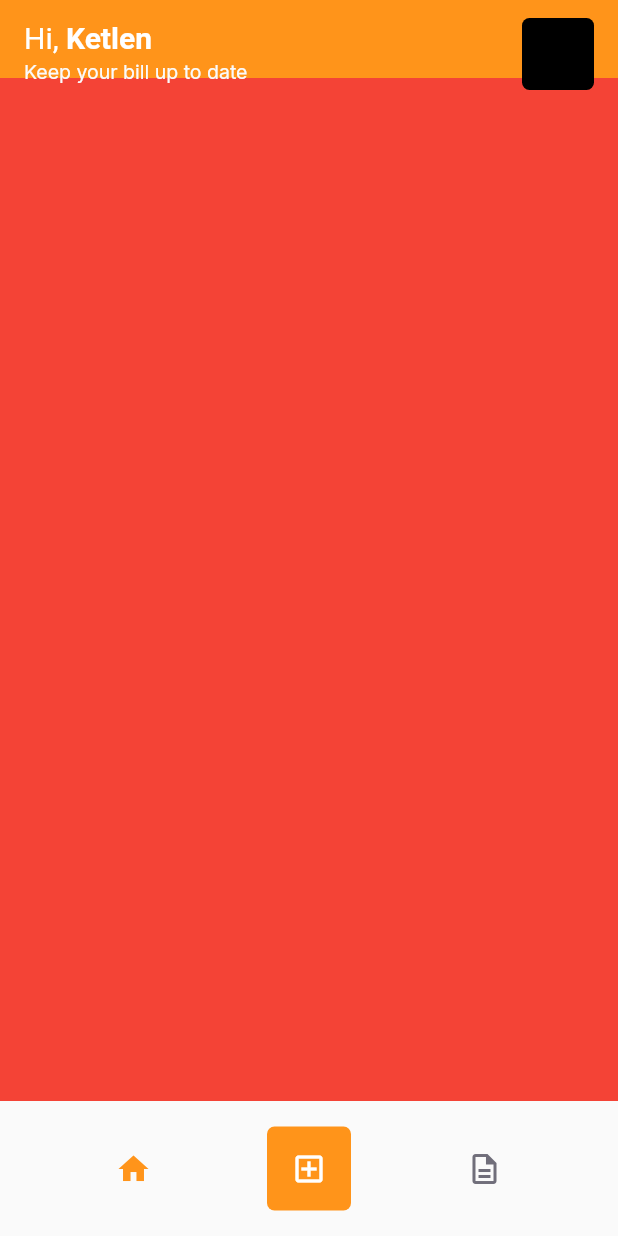
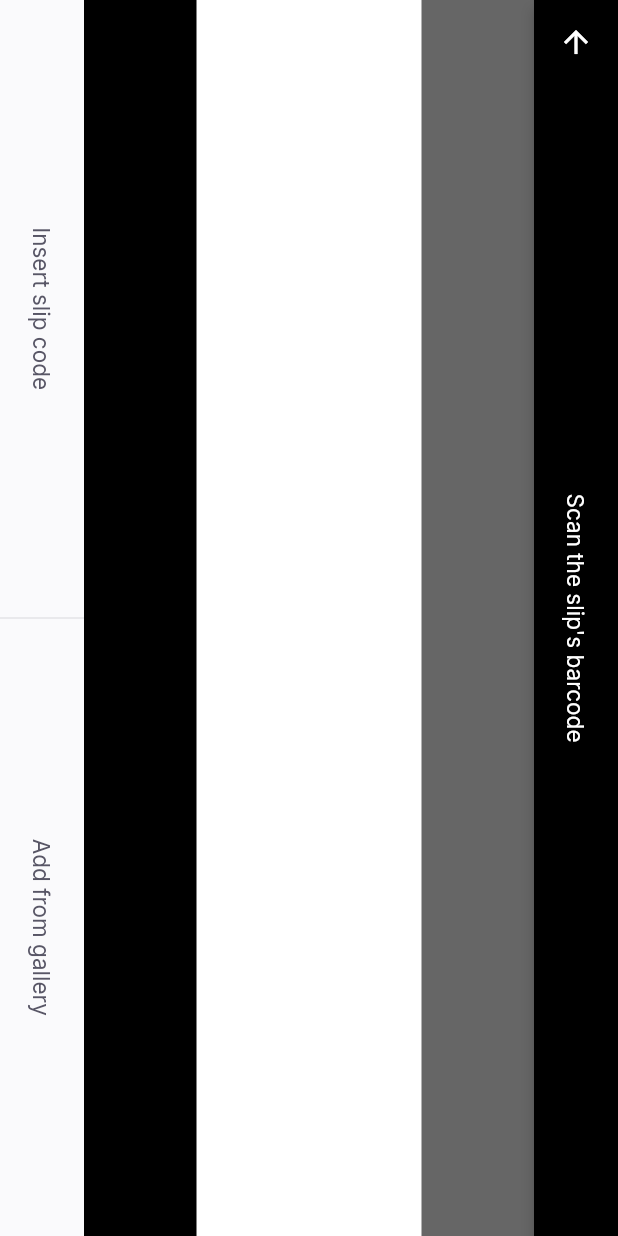
Before and after one commit to KetlenCamille/payflow, a Flutter app: the HomePage screen opened by its route, after a tap on the "add box" icon, on a phone screen of 412 x 824 dp. Run offline on Flutter 3.47's test engine with Material 2 defaults, Android fonts, the phone set to English and light mode, and no system bars; our stand-ins replace camera, firebase_core, google_fonts, google_sign_in, image_picker, shared_preferences; missing offline and left inert: google_ml_kit; accounts and stored records are empty.

Commit message:
Day 04 - Creating BarcodeScanner

```diff
--- /dev/null
+++ b/lib/modules/barcode_scanner/barcode_scanner_controller.dart
@@ -0,0 +1,133 @@
+import 'package:camera/camera.dart';
+import 'package:flutter/foundation.dart';
+import 'package:flutter/material.dart';
+import 'package:google_ml_kit/google_ml_kit.dart';
+import 'package:image_picker/image_picker.dart';
+
+import 'barcode_scanner_status.dart';
+
+class BarcodeScannerController{
+  final statusNotifier = ValueNotifier<BarcodeScannerStatus>(BarcodeScannerStatus());
+
+  BarcodeScannerStatus get status => statusNotifier.value;
+  set status(BarcodeScannerStatus status) => statusNotifier.value = status;
+
+  final barcodeScanner = GoogleMlKit.vision.barcodeScanner();
+
+  void getAvailableCameras() async{
+    try {
+      final response = await availableCameras();
+      final camera = response.firstWhere(
+        (element) => element.lensDirection == CameraLensDirection.back);
+      final cameraController = CameraController(
+        camera,
+        ResolutionPreset.max,
+        enableAudio: false);
+        await cameraController.initialize();
+        status = BarcodeScannerStatus.available(cameraController);
+        scanWithCamera();
+    } catch (e) {
+      status = BarcodeScannerStatus.error(e.toString());
+    }
+  }
+
+  void scanWithCamera(){
+    Future.delayed(Duration(seconds: 10)).then((value) {
+      if(status.cameraController != null){
+        if(status.cameraController!.value.isStreamingImages){
+          status.cameraController!.stopImageStream();
+        }
+        status = BarcodeScannerStatus.error("Timeout splip reading");
+      }
+    });
+    listenCamera();
+  }
+
+  Future<void> scannerBarCode(InputImage inputImage) async{
+    try{
+      if(status.cameraController != null){
+        if(status.cameraController!.value.isStreamingImages){
+          status.cameraController!.stopImageStream();
+        }
+      }
+      final barcodes = await barcodeScanner.processImage(inputImage);
+      var barcode;
+      for(Barcode item in barcodes){
+        barcode = item.value.displayValue;
+      }
+
+      if(barcode != null && status.barcode.isEmpty){
+        status = BarcodeScannerStatus.barcode(barcode);
+        if(status.cameraController != null){
+          status.cameraController!.dispose();
+        }
+        status.cameraController!.dispose();
+      } else {
+        getAvailableCameras();
+      }
+
+      return;
+    }catch(e){
+      print("ERRO DA LEITURA $e");
+    }
+  }
+
+  void scanWithImagePicker() async{
+    await status.cameraController!.stopImageStream();
+    final response = await ImagePicker().getImage(source: ImageSource.gallery);
+    final inputImage = InputImage.fromFilePath(response!.path);
+    scannerBarCode(inputImage);
+  }
+
+  void listenCamera(){
+    if(status.cameraController != null)
+    if(status.cameraController!.value.isStreamingImages == false){
+      status.cameraController!.startImageStream((cameraImage) async{
+        try {
+          final WriteBuffer allBytes = WriteBuffer();
+          for(Plane plane in cameraImage.planes){
+            allBytes.putUint8List(plane.bytes);
+          }
+          final bytes = allBytes.done().buffer.asUint8List();
+          final Size imageSize =
+            Size(cameraImage.width.toDouble(), cameraImage.height.toDouble());
+          final InputImageRotation imageRotation =
+            InputImageRotation.Rotation_0deg;
+          final InputImageFormat inputImageFormat =
+            InputImageFormatMethods.fromRawValue(cameraImage.format.raw) ??
+              InputImageFormat.NV21;
+          final planeData = cameraImage.planes.map(
+            (Plane plane){
+              return InputImagePlaneMetadata(
+                bytesPerRow: plane.bytesPerRow,
+                height: plane.height,
+                width: plane.width,
+              );
+            },
+          ).toList();
+
+          final inputImageData = InputImageData(
+            size: imageSize,
+            imageRotation: imageRotation,
+            inputImageFormat: inputImageFormat,
+            planeData: planeData,
+          );
+
+          final inputImageCamera = InputImage.fromBytes(
+            bytes: bytes, inputImageData: inputImageData);
+            await Future.delayed(Duration(seconds: 3));
+            await scannerBarCode(inputImageCamera);
+        } catch (e) {
+          print(e);
+        }
+      });
+    }
+  }
+  void dispose(){
+    statusNotifier.dispose();
+    barcodeScanner.close();
+    if(status.showCamera){
+      status.cameraController!.dispose();
+    }
+  }
+}
--- /dev/null
+++ b/lib/modules/barcode_scanner/barcode_scanner_page.dart
@@ -0,0 +1,108 @@
+import 'package:flutter/material.dart';
+import 'package:payflow/modules/barcode_scanner/barcode_scanner_controller.dart';
+import 'package:payflow/shared/themes/app_colors.dart';
+import 'package:payflow/shared/themes/app_text_styles.dart';
+import 'package:payflow/shared/widgets/bottom_sheet/bottom_sheet_widget.dart';
+import 'package:payflow/shared/widgets/set_label_buttons/set_label_buttons.dart';
+
+import 'barcode_scanner_status.dart';
+
+class BarcodeScannerPage extends StatefulWidget {
+  const BarcodeScannerPage({ Key? key }) : super(key: key);
+
+  @override
+  _BarcodeScannerPageState createState() => _BarcodeScannerPageState();
+}
+
+class _BarcodeScannerPageState extends State<BarcodeScannerPage> {
+  final controller = BarcodeScannerController();
+  @override
+  void initState() {
+    controller.getAvailableCameras();
+    controller.statusNotifier.addListener(() {
+      if(controller.status.hasBarcode){
+        Navigator.pushReplacementNamed(context, "/insert_boleto");
+      }
+    });
+    super.initState();
+  }
+  @override
+  void dispose() {
+    controller.dispose();
+    super.dispose();
+  }
+  @override
+  Widget build(BuildContext context) {
+    return SafeArea(
+      top: true,
+      bottom: true,
+      left: true,
+      right: true,
+      child: Stack(
+        children: [
+            RotatedBox(
+            quarterTurns: 1,
+            child: Scaffold(
+              backgroundColor: Colors.transparent,
+              appBar: AppBar(
+                backgroundColor: Colors.black,
+                title: Text(
+                  "Scan the slip's barcode",
+                  style: TextStyles.buttonBackground
+                ),
+                centerTitle: true,
+                leading: BackButton(
+                  color: AppColors.background
+                )
+              ),
+              body: Column(
+                children: [
+                  Expanded(
+                    child: Container(
+                      color: Colors.black.withOpacity(0.6)
+                    )
+                  ),
+                  Expanded(
+                    flex: 2,
+                    child: Container(
+                      color: Colors.transparent
+                    )
+                  ),
+                  Expanded(
+                    child: Container(
+                      color: Colors.black
+                    )
+                  )
+                ]
+              ),
+              bottomNavigationBar: SetLabelButtons(
+                primaryLabel: "Insert slip code",
+                primaryOnPressed: (){},
+                secondaryLabel: "Add from gallery",
+                secondaryOnPressed: (){},
+              )
+            ),
+          ),
+           ValueListenableBuilder<BarcodeScannerStatus>(
+            valueListenable: controller.statusNotifier, builder: (_,status,__){
+              if(status.hasError){
+                return BottomSheetWidget(
+                  title: "Could not identify a slip code.",
+                  subtitle: "Try scanning again or enter your slip code.",
+                  primaryLabel: "Scan again",
+                  primaryOnPressed: (){
+                    controller.getAvailableCameras();
+                  },
+                  secondaryLabel: "Enter code",
+                  secondaryOnPressed: (){}
+                );
+              } else {
+                return Container();
+              }
+            },
+          ),
+        ],
+      ),
+    );
+  }
+}
--- /dev/null
+++ b/lib/modules/barcode_scanner/barcode_scanner_status.dart
@@ -0,0 +1,35 @@
+import 'package:camera/camera.dart';
+
+class BarcodeScannerStatus{
+  final bool isCameraAvailable;
+  final String error;
+  final String barcode;
+
+  CameraController? cameraController;
+
+  BarcodeScannerStatus({
+    this.isCameraAvailable = false,
+    this.cameraController,
+    this.error = "",
+    this.barcode = ""
+  });
+
+  factory BarcodeScannerStatus.available(CameraController controller) =>
+    BarcodeScannerStatus(
+      isCameraAvailable: true,
+      cameraController: controller);
+
+  factory BarcodeScannerStatus.error(String message) =>
+    BarcodeScannerStatus(
+      error: message);
+
+  factory BarcodeScannerStatus.barcode(String barcode) =>
+    BarcodeScannerStatus(
+      barcode: barcode);
+
+  bool get showCamera => isCameraAvailable && error.isEmpty;
+
+  bool get hasError => error.isNotEmpty;
+
+  bool get hasBarcode => barcode.isNotEmpty;
+}
--- a/lib/modules/home/home_page.dart
+++ b/lib/modules/home/home_page.dart
@@ -71,7 +71,7 @@ class _HomePageState extends State<HomePage> {
             ),
             GestureDetector(
               onTap: (){
-
+                Navigator.pushNamed(context, "/barcode_scanner");
               },
               child: Container(
                 width: 56,
--- a/lib/shared/app_widget.dart
+++ b/lib/shared/app_widget.dart
@@ -1,17 +1,27 @@
 import 'package:flutter/material.dart';
+import 'package:flutter/services.dart';
+import 'package:payflow/modules/barcode_scanner/barcode_scanner_page.dart';
 import 'package:payflow/modules/home/home_page.dart';
+import 'package:payflow/modules/insert_boleto/insert_boleto_page.dart';
 import 'package:payflow/modules/login/login_page.dart';
 import 'package:payflow/modules/splash/splash_page.dart';
 
 import 'themes/app_colors.dart';
 
 class AppWidget extends StatelessWidget {
+  AppWidget(){
+    SystemChrome.setPreferredOrientations([
+      DeviceOrientation.portraitDown,
+      DeviceOrientation.portraitUp
+    ]);
+  }
   // This widget is the root of your application.
   @override
   Widget build(BuildContext context) {
     return MaterialApp(
       title: 'Pay Flow',
       theme: ThemeData(
+        primarySwatch: Colors.orange,
         primaryColor: AppColors.primary,
       ),
       initialRoute: "/splash",
@@ -19,6 +29,8 @@ class AppWidget extends StatelessWidget {
         "/splash" : (context) => SplashPage(),
         "/home" : (context) => HomePage(),
         "/login" : (context) => LoginPage(),
+        "/barcode_scanner" : (context) => BarcodeScannerPage(),
+        "/insert_boleto" : (context) => InsertBoletoPage(),
       }
     );
   }
--- /dev/null
+++ b/lib/shared/widgets/divider/divider_vertical_widget.dart
@@ -0,0 +1,15 @@
+import 'package:flutter/material.dart';
+import 'package:payflow/shared/themes/app_colors.dart';
+
+class DividerVerticalWidget extends StatelessWidget {
+  const DividerVerticalWidget({ Key? key }) : super(key: key);
+
+  @override
+  Widget build(BuildContext context) {
+    return Container(
+      width: 1,
+      height: double.maxFinite,
+      color: AppColors.stroke
+    );
+  }
+}
--- /dev/null
+++ b/lib/shared/widgets/label_button/label_button.dart
@@ -0,0 +1,24 @@
+import 'package:flutter/material.dart';
+import 'package:payflow/shared/themes/app_text_styles.dart';
+
+class LabelButton extends StatelessWidget {
+  final String label;
+  final VoidCallback onPressed;
+  final TextStyle? style;
+
+  const LabelButton({ Key? key, required this.label, required this.onPressed, this.style }) : super(key: key);
+
+  @override
+  Widget build(BuildContext context) {
+    return Container(
+      height: 56,
+      child: TextButton(
+        onPressed: onPressed,
+        child: Text(
+          label,
+          style: style ?? TextStyles.buttonHeading
+        )
+      ),
+    );
+  }
+}
--- /dev/null
+++ b/lib/shared/widgets/set_label_buttons/set_label_buttons.dart
@@ -0,0 +1,41 @@
+import 'package:flutter/material.dart';
+import 'package:payflow/shared/themes/app_colors.dart';
+import 'package:payflow/shared/themes/app_text_styles.dart';
+import 'package:payflow/shared/widgets/divider/divider_vertical_widget.dart';
+import 'package:payflow/shared/widgets/label_button/label_button.dart';
+
+class SetLabelButtons extends StatelessWidget {
+  final String primaryLabel;
+  final VoidCallback primaryOnPressed;
+  final String secondaryLabel;
+  final VoidCallback secondaryOnPressed;
+  final bool enablePrimaryColor;
+
+  const SetLabelButtons({ Key? key, required this.primaryLabel, required this.primaryOnPressed, required this.secondaryLabel, required this.secondaryOnPressed, this.enablePrimaryColor = false}) : super(key: key);
+
+  @override
+  Widget build(BuildContext context) {
+    return Container(
+      color: AppColors.shape,
+        height: 56,
+        child: Row(
+          children: [
+            Expanded(
+              child: LabelButton(
+                label: primaryLabel,
+                onPressed: primaryOnPressed,
+                style: enablePrimaryColor ? TextStyles.buttonPrimary : null
+              ),
+            ),
+            DividerVerticalWidget(),
+            Expanded(
+              child: LabelButton(
+                label: secondaryLabel,
+                onPressed: secondaryOnPressed
+              ),
+            ),
+          ],
+        ),
+      );
+  }
+}
--- a/pubspec.yaml
+++ b/pubspec.yaml
@@ -33,6 +33,10 @@ dependencies:
   google_sign_in: ^5.0.4
   google_sign_in_web: ^0.10.0
   shared_preferences: ^2.0.6
+  google_ml_kit: ^0.6.0
+  camera: ^0.8.1+3
+  image_picker: ^0.8.0+4
+  image_picker_for_web: ^2.0.0
 
 dev_dependencies:
   flutter_test:
```
Also changed, not shown: lib/modules/insert_boleto/insert_boleto_page.dart (added, +14 -0 lines), lib/shared/widgets/bottom_sheet/bottom_sheet_widget.dart (added, +69 -0 lines), pubspec.lock.
